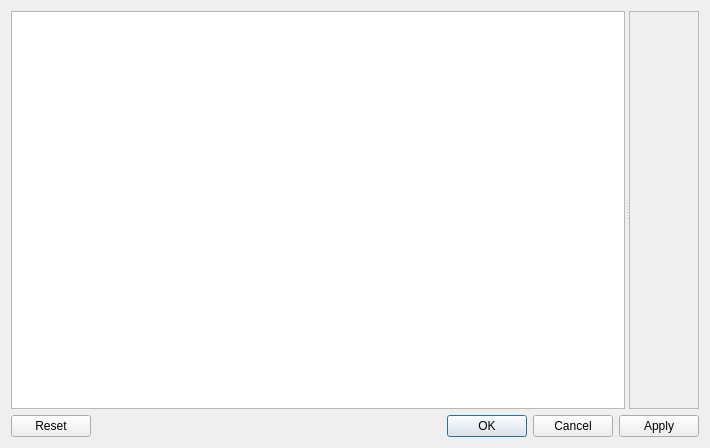
Above: src/plugins/optionsmanager/optionsdialog.ui from silvansky/Contacts before the change. Below: the same form after it.
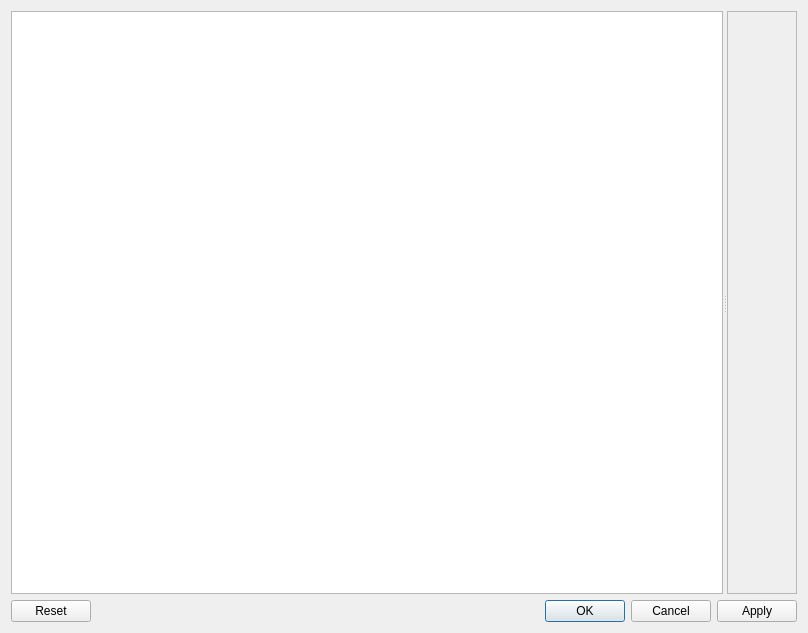
That is the form after the change.

The edit to the form file:
```diff
--- a/src/plugins/optionsmanager/optionsdialog.ui
+++ b/src/plugins/optionsmanager/optionsdialog.ui
@@ -6,10 +6,22 @@
    <rect>
     <x>0</x>
     <y>0</y>
-    <width>710</width>
-    <height>448</height>
+    <width>808</width>
+    <height>633</height>
    </rect>
   </property>
+  <property name="sizePolicy">
+   <sizepolicy hsizetype="Minimum" vsizetype="Minimum">
+    <horstretch>0</horstretch>
+    <verstretch>0</verstretch>
+   </sizepolicy>
+  </property>
+  <property name="minimumSize">
+   <size>
+    <width>750</width>
+    <height>500</height>
+   </size>
+  </property>
   <layout class="QVBoxLayout" name="verticalLayout">
    <item>
     <widget class="QSplitter" name="sprSplitter">
@@ -48,8 +60,8 @@
         <rect>
          <x>0</x>
          <y>0</y>
-         <width>69</width>
-         <height>399</height>
+         <width>57</width>
+         <height>580</height>
         </rect>
        </property>
       </widget>
```
Left out of the diff: 3 changed lines with no effect on the pictures.
